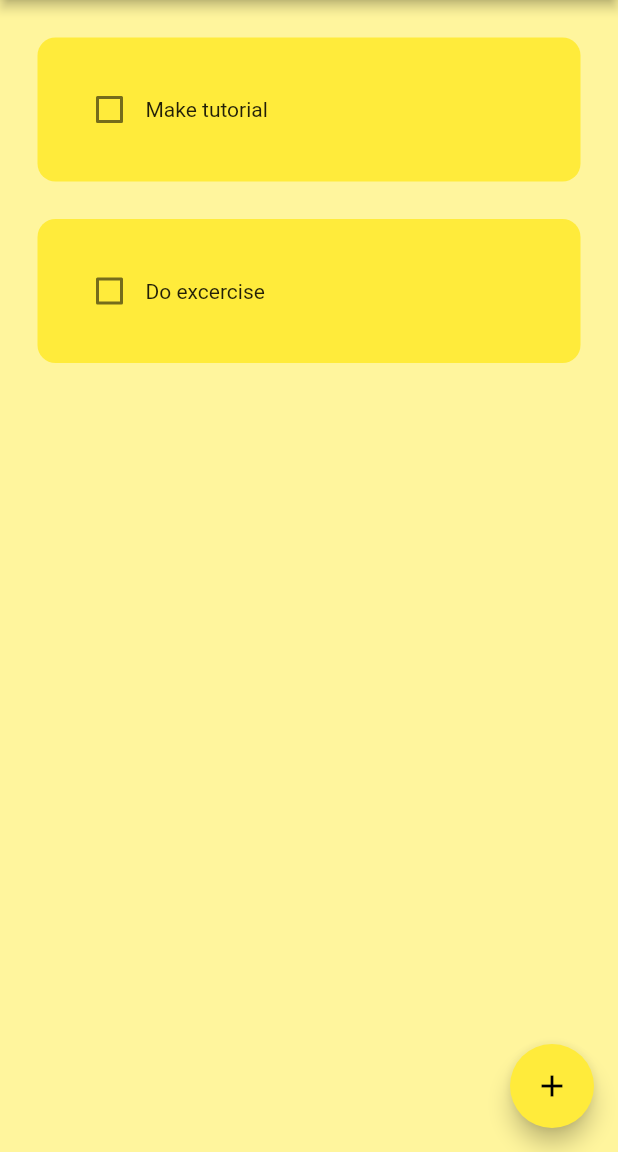
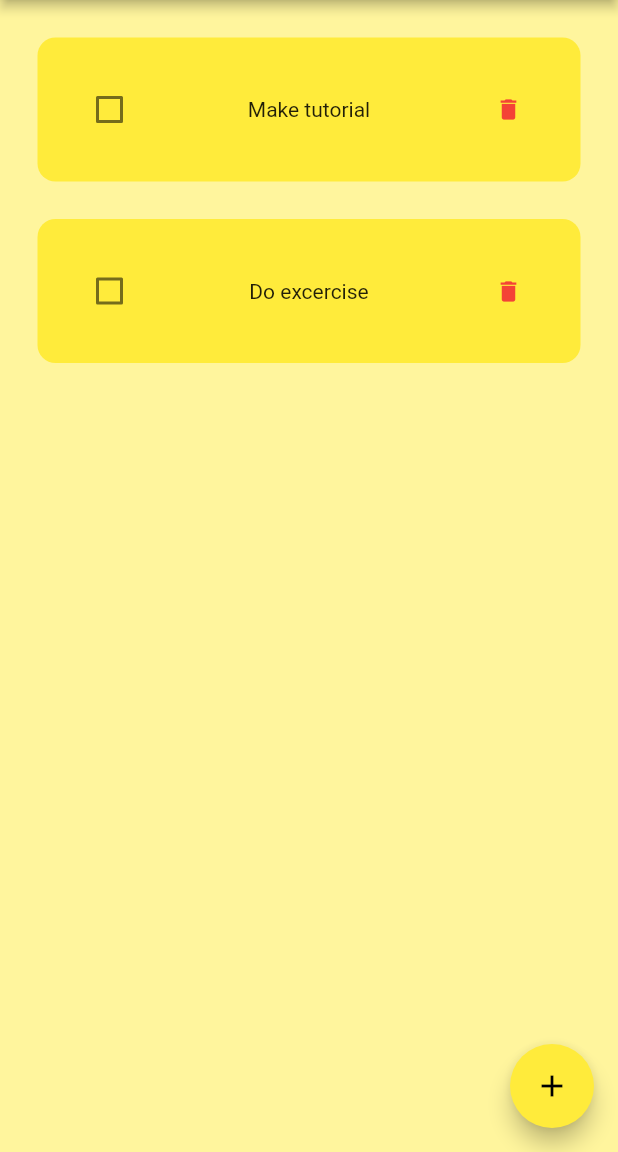
Before and after one commit to LukasZlocki/ToDoList, a Flutter app: the screen it shows after launch, on a phone screen of 412 x 824 dp, the part 84-1236 px from its top. Run offline on Flutter 3.47's test engine with Material 2 defaults, Android fonts, the phone set to English and light mode, and no system bars.

Commit message:
Add delete task button

```diff
--- a/lib/util/todo_tile.dart
+++ b/lib/util/todo_tile.dart
@@ -23,6 +23,7 @@ class ToDoTile extends StatelessWidget {
           borderRadius: BorderRadius.circular(12)
         ),
         child: Row(
+          mainAxisAlignment: MainAxisAlignment.spaceBetween,
         children: [
           // check box
           Checkbox(
@@ -35,6 +36,13 @@ class ToDoTile extends StatelessWidget {
               taskName,
               style: TextStyle(decoration: taskCompleted ? TextDecoration.lineThrough : TextDecoration.none),
           ),
+          // Delete button
+          IconButton(
+            color: Colors.red,
+            iconSize: 18,
+            icon: Icon(Icons.delete),
+            onPressed: () {},
+          )
         ],
         ),
       ),
```
